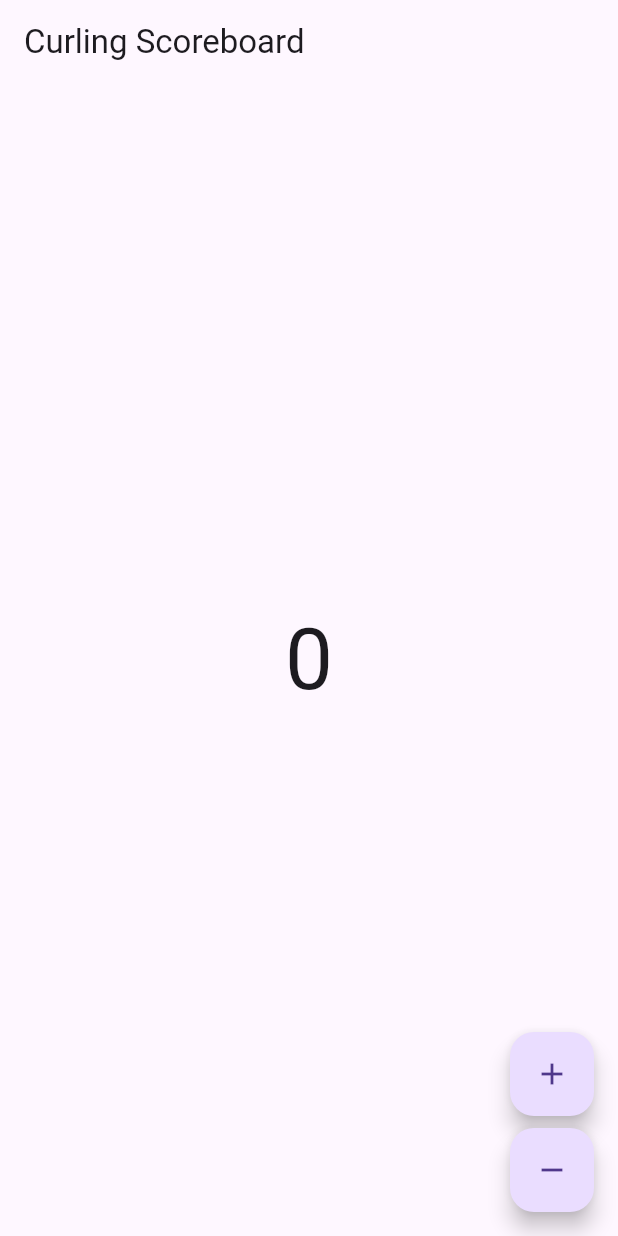
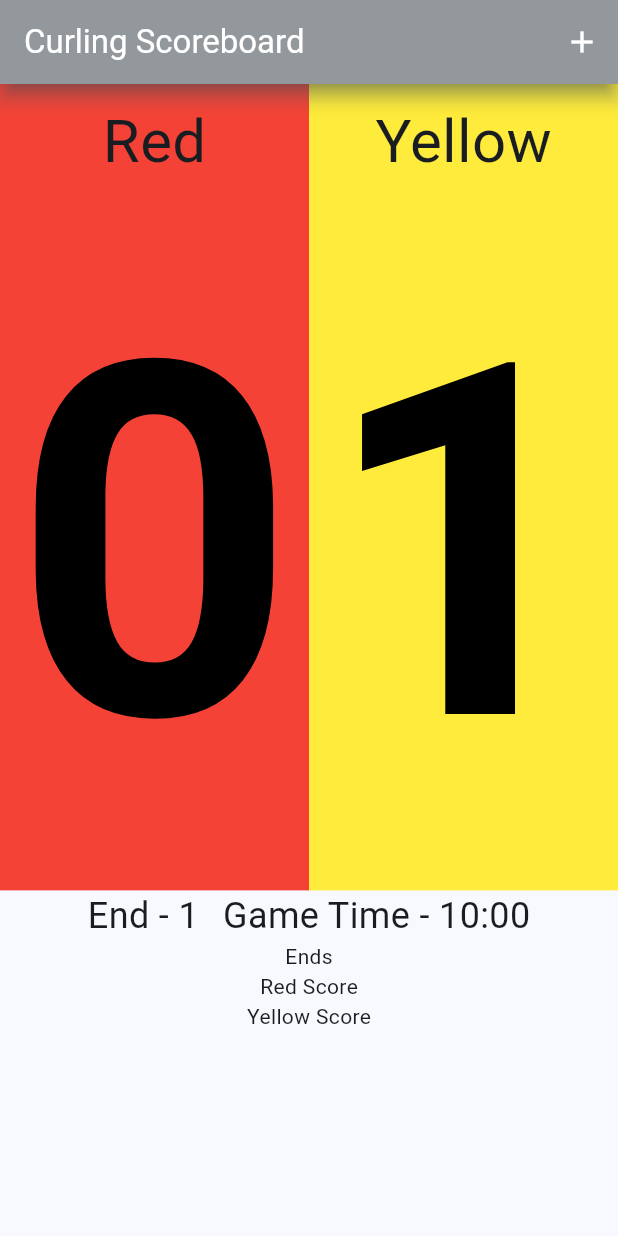
Before and after one commit to tomarra/curling_scoreboard_flutter, a Flutter app: the screen it shows after launch, on a phone screen of 412 x 824 dp. Run offline on Flutter 3.47's test engine with Material 3 defaults, Android fonts, the light colour scheme and no system bars; our stand-ins replace bloc, flutter_bloc; generated files the repository leaves out were written again.

Commit message:
more of the view implemented

```diff
--- a/lib/app/view/app.dart
+++ b/lib/app/view/app.dart
@@ -9,14 +9,34 @@ class App extends StatelessWidget {
   @override
   Widget build(BuildContext context) {
     return MaterialApp(
-      title: "Curling Scoreboard",
-      theme: ThemeData(
-        primarySwatch: Constants.primaryThemeColor,
-        useMaterial3: true,
-      ),
+      title: 'Curling Scoreboard',
+      theme: ScoreboardTheme.lightThemeData(context),
+      darkTheme: ScoreboardTheme.darkThemeData(),
       localizationsDelegates: AppLocalizations.localizationsDelegates,
       supportedLocales: AppLocalizations.supportedLocales,
       home: const ScoreboardPage(),
     );
   }
 }
+
+class ScoreboardTheme {
+  static ThemeData lightThemeData(BuildContext context) {
+    return ThemeData(
+      colorSchemeSeed: Constants.primaryThemeColor,
+      useMaterial3: true,
+      appBarTheme: const AppBarTheme(
+        color: Colors.grey,
+        shadowColor: Colors.blueGrey,
+        elevation: 5,
+        foregroundColor: Colors.white,
+      ),
+    );
+  }
+
+  static ThemeData darkThemeData() {
+    return ThemeData(
+      primarySwatch: Constants.primaryThemeColor,
+      useMaterial3: true,
+    );
+  }
+}
--- a/lib/scoreboard/cubit/scoreboard_cubit.dart
+++ b/lib/scoreboard/cubit/scoreboard_cubit.dart
@@ -5,4 +5,6 @@ class ScoreboardCubit extends Cubit<int> {
 
   void increment() => emit(state + 1);
   void decrement() => emit(state - 1);
+
+  void showScoreEntry() => emit(state + 2);
 }
--- a/lib/scoreboard/view/scoreboard_page.dart
+++ b/lib/scoreboard/view/scoreboard_page.dart
@@ -23,8 +23,8 @@ class ScoreboardView extends StatelessWidget {
     final l10n = context.l10n;
     return Scaffold(
       appBar: const ScoreboardAppBar(),
-      body: const Center(child: ScoreboardText()),
-      floatingActionButton: Column(
+      body: const ScoreboardBody(),
+      /*floatingActionButton: Column(
         mainAxisAlignment: MainAxisAlignment.end,
         crossAxisAlignment: CrossAxisAlignment.end,
         children: [
@@ -38,7 +38,7 @@ class ScoreboardView extends StatelessWidget {
             child: const Icon(Icons.remove),
           ),
         ],
-      ),
+      ),*/
     );
   }
 }
@@ -56,10 +56,23 @@ class ScoreboardAppBar extends StatelessWidget implements PreferredSizeWidget {
       toolbarHeight: 700,
       title: Text(l10n.appBarTitle),
       actions: <Widget>[
+        AddScoreAppBarButton(),
         //buildResetButton(context),
         //buildAddScoreButton(context),
         //buildSettingsButton(context),
       ],
+    );
+  }
+}
+
+class AddScoreAppBarButton extends StatelessWidget {
+  const AddScoreAppBarButton({super.key});
+
+  @override
+  Widget build(BuildContext context) {
+    return IconButton(
+      icon: const Icon(Icons.add),
+      onPressed: () => context.read<ScoreboardCubit>().showScoreEntry(),
     );
   }
 }
@@ -74,3 +87,135 @@ class ScoreboardText extends StatelessWidget {
     return Text('$count', style: theme.textTheme.displayLarge);
   }
 }
+
+class ScoreboardBody extends StatelessWidget {
+  const ScoreboardBody({super.key});
+
+  @override
+  Widget build(BuildContext context) {
+    return Column(
+      children: <Widget>[
+        Flexible(flex: 7, child: TotalScoreWidget()),
+        Flexible(flex: 1, child: GameInfoWidget(end: '1', gameTime: '10:00')),
+        Flexible(flex: 2, child: ScoreboardWidget()),
+        //const ScoreboardButtons(),
+      ],
+    );
+  }
+}
+
+class TotalScoreWidget extends StatelessWidget {
+  const TotalScoreWidget({super.key});
+
+  @override
+  Widget build(BuildContext context) {
+    return Row(
+      mainAxisAlignment: MainAxisAlignment.spaceEvenly,
+      children: [
+        TeamTotalScoreWidget(
+          score: 0.toString(),
+          backgroundColor: Colors.red,
+          teamName: 'Red',
+        ),
+        TeamTotalScoreWidget(
+          score: 1.toString(),
+          backgroundColor: Colors.yellow,
+          teamName: 'Yellow',
+        ),
+      ],
+    );
+  }
+}
+
+class TeamTotalScoreWidget extends StatelessWidget {
+  const TeamTotalScoreWidget({
+    required this.teamName,
+    required this.score,
+    required this.backgroundColor,
+    super.key,
+  });
+
+  final String score;
+  final Color backgroundColor;
+  final String teamName;
+
+  @override
+  Widget build(BuildContext context) {
+    final screenWidth = MediaQuery.of(context).size.width;
+    final teamTotalScoreContainerWidth = screenWidth / 2;
+
+    return Container(
+      color: backgroundColor,
+      width: teamTotalScoreContainerWidth,
+      padding: const EdgeInsets.fromLTRB(0, 10, 0, 0),
+      child: Column(
+        mainAxisAlignment: MainAxisAlignment.center,
+        children: [
+          Text(
+            teamName,
+            style: const TextStyle(
+              fontSize: 40,
+            ),
+          ),
+          Expanded(
+            child: FittedBox(
+              child: Text(
+                score,
+                textAlign: TextAlign.center,
+                style: const TextStyle(
+                  color: Colors.black,
+                  fontWeight: FontWeight.bold,
+                ),
+              ),
+            ),
+          ),
+        ],
+      ),
+    );
+  }
+}
+
+class GameInfoWidget extends StatelessWidget {
+  const GameInfoWidget({
+    required this.end,
+    required this.gameTime,
+    super.key,
+  });
+
+  final String end;
+  final String gameTime;
+
+  @override
+  Widget build(BuildContext context) {
+    return Row(
+      mainAxisAlignment: MainAxisAlignment.center,
+      children: [
+        Text(
+          AppLocalizations.of(context)!.gameInfoEndLabel(end),
+          style: const TextStyle(fontSize: 24),
+        ),
+        const SizedBox(width: 16),
+        Text(
+          AppLocalizations.of(context)!.gameInfoGameTimeLabel(gameTime),
+          style: const TextStyle(fontSize: 24),
+        ),
+      ],
+    );
+  }
+}
+
+class ScoreboardWidget extends StatelessWidget {
+  const ScoreboardWidget({super.key});
+
+  @override
+  Widget build(BuildContext context) {
+    return Column(
+      children: <Widget>[
+        Flexible(flex: 1, child: Text('Ends')),
+        Flexible(flex: 2, child: Text('Red Score')),
+        Flexible(flex: 2, child: Text('Yellow Score')),
+        //const ScoreboardButtons(),
+      ],
+    );
+  }
+}
```
